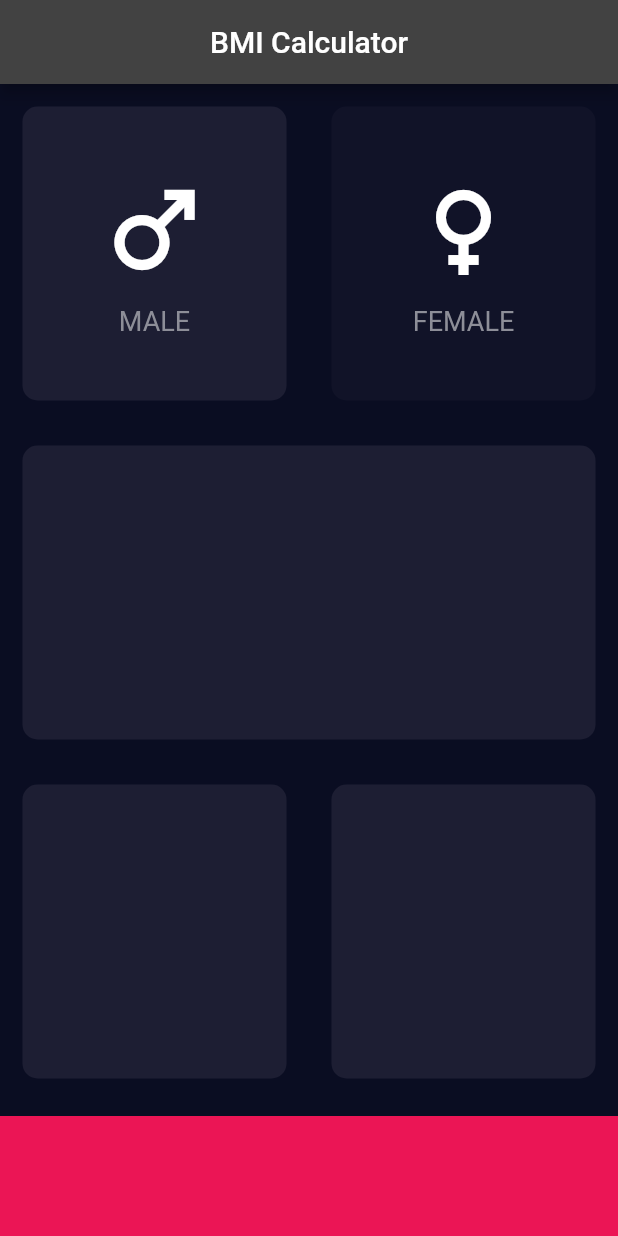
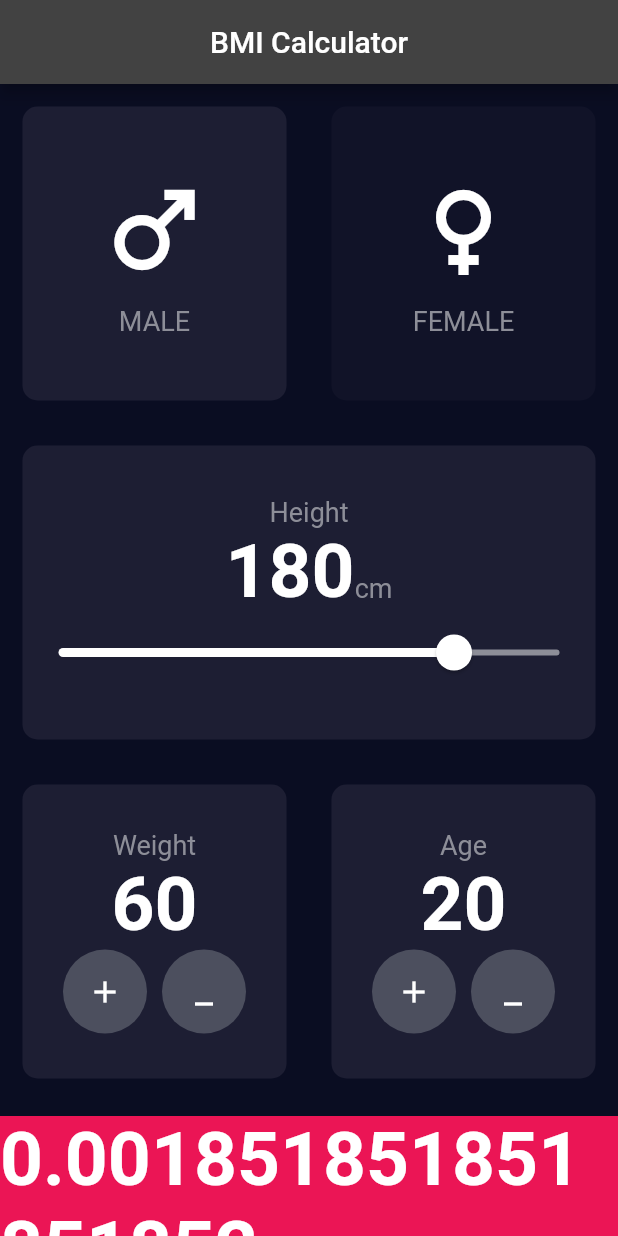
Before and after one commit to ShahMaaz/BMI-Calculator, a Flutter app: the screen it shows after launch, on a phone screen of 412 x 824 dp. Run offline on Flutter 3.47's test engine with Material 2 defaults, Android fonts, the phone set to English and light mode, and no system bars.

Commit message:
Project is about to complete

```diff
--- /dev/null
+++ b/lib/constant.dart
@@ -0,0 +1,21 @@
+import 'package:flutter/material.dart';
+
+const KBottomContainerHeight = 80.0;
+const KActiveCardColor = Color(0xFF1D1E33);
+const KInActiveCardColor = Color(0xFF111328);
+const KBottomContainerColor = Color(0xFFEB1555);
+const KActiveLabelColor = Color(0xFFFFFFFF);
+const KInActiveLabelColor = Color(0xFF8D8E98);
+const KButtonBackgroundColor = Color(0xFF4C4F5E);
+const KButtonIconSize = 40.0;
+
+const TextStyle KLabelTextStyle = TextStyle(
+  fontSize: 18,
+  color: KInActiveLabelColor,
+);
+
+const TextStyle KNumberTextStyle = TextStyle(
+  fontSize: 50,
+  fontWeight: FontWeight.bold,
+  color: KActiveLabelColor,
+);
--- a/lib/icon_content.dart
+++ b/lib/icon_content.dart
@@ -1,9 +1,5 @@
 import 'package:flutter/material.dart';
-
-const TextStyle labelTextStyle = TextStyle(
-  fontSize: 18,
-  color: Color(0xFF8D8E98),
-);
+import 'constant.dart';
 
 class IconContent extends StatelessWidget {
   final IconData cardIcon;
@@ -25,7 +21,7 @@ class IconContent extends StatelessWidget {
         ),
         Text(
           label,
-          style: labelTextStyle,
+          style: KLabelTextStyle,
         ),
       ],
     );
--- a/lib/input_page.dart
+++ b/lib/input_page.dart
@@ -1,16 +1,10 @@
+import 'package:bmi_calculator/round_icon_button.dart';
 import 'package:flutter/material.dart';
 import 'reusable_card.dart';
 import 'icon_content.dart';
+import 'constant.dart';
 
-const bottomContainerHeight = 80.0;
-const activeCardColor = Color(0xFF1D1E33);
-const inActiveCardColor = Color(0xFF111328);
-const bottomContainerColor = Color(0xFFEB1555);
-
-enum Gender{
-  male,
-  female
-}
+enum Gender { male, female }
 
 class InputPage extends StatefulWidget {
   @override
@@ -61,6 +55,14 @@ class _InputPageState extends State<InputPage> {
   }*/
 
   Gender selectedGander = Gender.male;
+  int height = 180;
+  int weight = 60;
+  int age = 20;
+  int bmi = 0;
+
+  dynamic calculateBMI(){
+    return weight / ( height * height);
+  }
 
   @override
   Widget build(BuildContext context) {
@@ -90,50 +92,96 @@ Gender selectedGander = Gender.male;
         ),
         body: Column(
           mainAxisAlignment: MainAxisAlignment.spaceBetween,
+          crossAxisAlignment: CrossAxisAlignment.stretch,
           children: <Widget>[
             Expanded(
               child: Row(
                 mainAxisAlignment: MainAxisAlignment.spaceBetween,
                 children: <Widget>[
                   Expanded(
-                      child: GestureDetector(
-                        onTap: (){
+                    child: ReusableCard(
+                      onPress: () {
                         setState(() {
-                            // updateColor(Gender.male);
                           selectedGander = Gender.male;
                         });
                       },
-                        child: ReusableCard(
                       cardChild: IconContent(
                         cardIcon: Icons.male,
                         label: 'MALE',
                       ),
-                          myColor: selectedGander == Gender.male ? activeCardColor : inActiveCardColor,
-                        ),
+                      myColor: selectedGander == Gender.male
+                          ? KActiveCardColor
+                          : KInActiveCardColor,
                     ),
                   ),
                   Expanded(
-                      child: GestureDetector(
-                        onTap: (){
+                    child: ReusableCard(
+                      onPress: () {
                         setState(() {
-                            // updateColor(Gender.female);
                           selectedGander = Gender.female;
                         });
                       },
-                        child: ReusableCard(
                       cardChild: IconContent(
                         cardIcon: Icons.female,
                         label: 'FEMALE',
                       ),
-                          myColor: selectedGander == Gender.female ? activeCardColor : inActiveCardColor,
-                        ),
+                      myColor: selectedGander == Gender.female
+                          ? KActiveCardColor
+                          : KInActiveCardColor,
                     ),
                   ),
                 ],
               ),
             ),
             Expanded(
-                child: ReusableCard(myColor: activeCardColor),
+              child: ReusableCard(
+                myColor: KActiveCardColor,
+                cardChild: Column(
+                  mainAxisAlignment: MainAxisAlignment.center,
+                  children: <Widget>[
+                    Text(
+                      'Height',
+                      style: KLabelTextStyle,
+                    ),
+                    Row(
+                      mainAxisAlignment: MainAxisAlignment.center,
+                      crossAxisAlignment: CrossAxisAlignment.baseline,
+                      textBaseline: TextBaseline.alphabetic,
+                      children: <Widget>[
+                        Text(
+                          height.toString(),
+                          style: KNumberTextStyle,
+                        ),
+                        Text(
+                          'cm',
+                          style: KLabelTextStyle,
+                        ),
+                      ],
+                    ),
+                    SliderTheme(
+                      data: SliderThemeData(
+                        activeTrackColor: KActiveLabelColor,
+                        inactiveTrackColor: KInActiveLabelColor,
+                        thumbColor: KActiveLabelColor,
+                        thumbShape: RoundSliderThumbShape(enabledThumbRadius: 12),
+                        overlayColor: Color(0x29FFFFFF),
+                        overlayShape: RoundSliderOverlayShape(overlayRadius: 24)
+                      ),
+                      child: Slider(
+                        value: height.toDouble(),
+                        min: 30,
+                        max: 220,
+                        onChanged: (double newHeightValue) {
+                          setState(() {
+                            height = newHeightValue.round();
+                            calculateBMI();
+                          });
+                        },
+                      ),
+                    ),
+                  ],
+                ),
+              ),
             ),
             Expanded(
               child: Row(
@@ -141,25 +189,104 @@ Gender selectedGander = Gender.male;
                 children: <Widget>[
                   Expanded(
                     child: ReusableCard(
-                        myColor: activeCardColor,
+                      myColor: KActiveCardColor,
+                      cardChild: Column(
+                        mainAxisAlignment: MainAxisAlignment.center,
+                        children: <Widget>[
+                          Text('Weight',
+                          style: KLabelTextStyle,
+                          ),
+                          Text(
+                            weight.toString(),
+                            style: KNumberTextStyle,
+                          ),
+                          Row(
+                            mainAxisAlignment: MainAxisAlignment.center,
+                            children: <Widget>[
+                              RoundIconButton(
+                                icon: Icons.add,
+                                onPressed: (){
+                                  setState(() {
+                                    weight++;
+                                  });
+                                },
+                              ),
+                              SizedBox(
+                                width: 10,
+                              ),
+                              RoundIconButton(
+                                onPressed: (){
+                                  setState(() {
+                                    weight--;
+                                  });
+                                },
+                                icon: Icons.minimize,
+                              ),
+                            ],
+                          )
+                        ],
+                      ),
                     ),
                   ),
                   Expanded(
                     child: ReusableCard(
-                        myColor: activeCardColor,
+                      myColor: KActiveCardColor,
+                      cardChild: Column(
+                        mainAxisAlignment: MainAxisAlignment.center,
+                        children: <Widget>[
+                          Text('Age',
+                          style: KLabelTextStyle,
+                          ),
+                          Text(
+                            age.toString(),
+                            style: KNumberTextStyle,
+                          ),
+                          Row(
+                            mainAxisAlignment: MainAxisAlignment.center,
+                            children: <Widget>[
+                              RoundIconButton(
+                                onPressed: (){
+                                  setState(() {
+                                    age++;
+                                  });
+                                },
+                                icon: Icons.add,
+                              ),
+                              SizedBox(
+                                width: 10,
+                              ),
+                              RoundIconButton(
+                                onPressed: (){
+                                  setState(() {
+                                    age--;
+                                  });
+                                },
+                                icon: Icons.minimize,
+                              ),
+                            ],
+                          )
+                        ],
+                      ),
                     ),
                   ),
                 ],
               ),
             ),
             Container(
-                height: bottomContainerHeight,
+              height: KBottomContainerHeight,
               width: double.infinity,
-                color: bottomContainerColor,
+              color: KBottomContainerColor,
               margin: EdgeInsets.only(top: 10),
+              child: Center(
+                child: Text(
+                  calculateBMI().toString(),
+                  style: KNumberTextStyle,
+                ),
+              ),
             )
           ],
-          )),
+        ),
+      ),
     );
   }
 }
--- a/lib/reusable_card.dart
+++ b/lib/reusable_card.dart
@@ -1,18 +1,22 @@
 import 'package:flutter/material.dart';
 
 class ReusableCard extends StatelessWidget {
-  ReusableCard({required this.myColor, this.cardChild});
+  ReusableCard({required this.myColor, this.cardChild, this.onPress});
   final Color myColor;
   final Widget? cardChild;
+  final VoidCallback? onPress;
 
   @override
   Widget build(BuildContext context) {
-    return Container(
-      child: cardChild,
-      margin: EdgeInsets.all(15),
-      decoration: BoxDecoration(
-        color: myColor,
-        borderRadius: BorderRadius.circular(10),
+    return GestureDetector(
+      onTap: onPress,
+      child: Container(
+        child: cardChild,
+        margin: EdgeInsets.all(15),
+        decoration: BoxDecoration(
+          color: myColor,
+          borderRadius: BorderRadius.circular(10),
+        ),
       ),
     );
   }
--- /dev/null
+++ b/lib/round_icon_button.dart
@@ -0,0 +1,25 @@
+import 'package:flutter/material.dart';
+
+import 'constant.dart';
+
+class RoundIconButton extends StatelessWidget {
+  final IconData? icon;
+  final VoidCallback? onPressed;
+
+  RoundIconButton({this.icon,required this.onPressed});
+
+  @override
+  Widget build(BuildContext context) {
+    return RawMaterialButton(
+      child: Icon(icon),
+      elevation: 0,
+      onPressed: onPressed,
+      constraints: BoxConstraints.tightFor(
+        height: 56,
+        width: 56,
+      ),
+      shape: CircleBorder(),
+      fillColor: KButtonBackgroundColor,
+    );
+  }
+}
```
Lines whose indentation alone changed are shown as unchanged.
